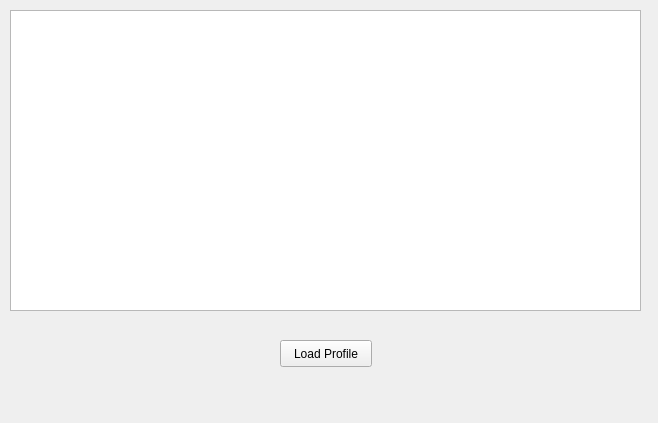
Qt form gui/profilegui.ui (Huy-Nguyen-HCI/RocketBook) before a commit.
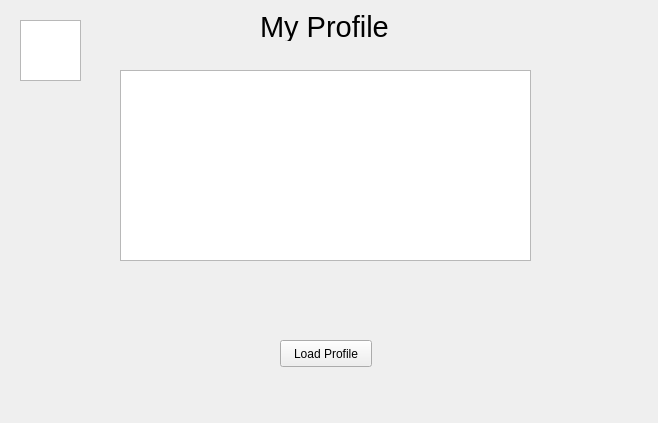
The same form after that commit. Icons and pictures are not drawn.

What changed in the file:
```diff
--- a/gui/profilegui.ui
+++ b/gui/profilegui.ui
@@ -13,16 +13,6 @@
   <property name="windowTitle">
    <string>Form</string>
   </property>
-  <widget class="QListView" name="listView_profile">
-   <property name="geometry">
-    <rect>
-     <x>10</x>
-     <y>10</y>
-     <width>631</width>
-     <height>301</height>
-    </rect>
-   </property>
-  </widget>
   <widget class="QPushButton" name="pushButton_loadProfile">
    <property name="geometry">
     <rect>
@@ -36,6 +26,54 @@
     <string>Load Profile</string>
    </property>
   </widget>
+  <widget class="QListWidget" name="listWidget">
+   <property name="geometry">
+    <rect>
+     <x>120</x>
+     <y>70</y>
+     <width>411</width>
+     <height>191</height>
+    </rect>
+   </property>
+  </widget>
+  <widget class="QTextEdit" name="textEdit">
+   <property name="geometry">
+    <rect>
+     <x>20</x>
+     <y>20</y>
+     <width>61</width>
+     <height>61</height>
+    </rect>
+   </property>
+   <property name="html">
+    <string>&lt;!DOCTYPE HTML PUBLIC &quot;-//W3C//DTD HTML 4.0//EN&quot; &quot;http://www.w3.org/TR/REC-html40/strict.dtd&quot;&gt;
+&lt;html&gt;&lt;head&gt;&lt;meta name=&quot;qrichtext&quot; content=&quot;1&quot; /&gt;&lt;style type=&quot;text/css&quot;&gt;
+p, li { white-space: pre-wrap; }
+&lt;/style&gt;&lt;/head&gt;&lt;body style=&quot; font-family:'Sans'; font-size:10pt; font-weight:400; font-style:normal;&quot;&gt;
+&lt;p style=&quot; margin-top:0px; margin-bottom:0px; margin-left:0px; margin-right:0px; -qt-block-indent:0; text-indent:0px;&quot;&gt;&lt;img src=&quot;:/user.png&quot; /&gt;&lt;/p&gt;&lt;/body&gt;&lt;/html&gt;</string>
+   </property>
+  </widget>
+  <widget class="QLabel" name="label">
+   <property name="geometry">
+    <rect>
+     <x>260</x>
+     <y>10</y>
+     <width>141</width>
+     <height>31</height>
+    </rect>
+   </property>
+   <property name="font">
+    <font>
+     <pointsize>22</pointsize>
+    </font>
+   </property>
+   <property name="text">
+    <string>My Profile</string>
+   </property>
+   <property name="textFormat">
+    <enum>Qt::RichText</enum>
+   </property>
+  </widget>
  </widget>
  <resources/>
  <connections/>
```
